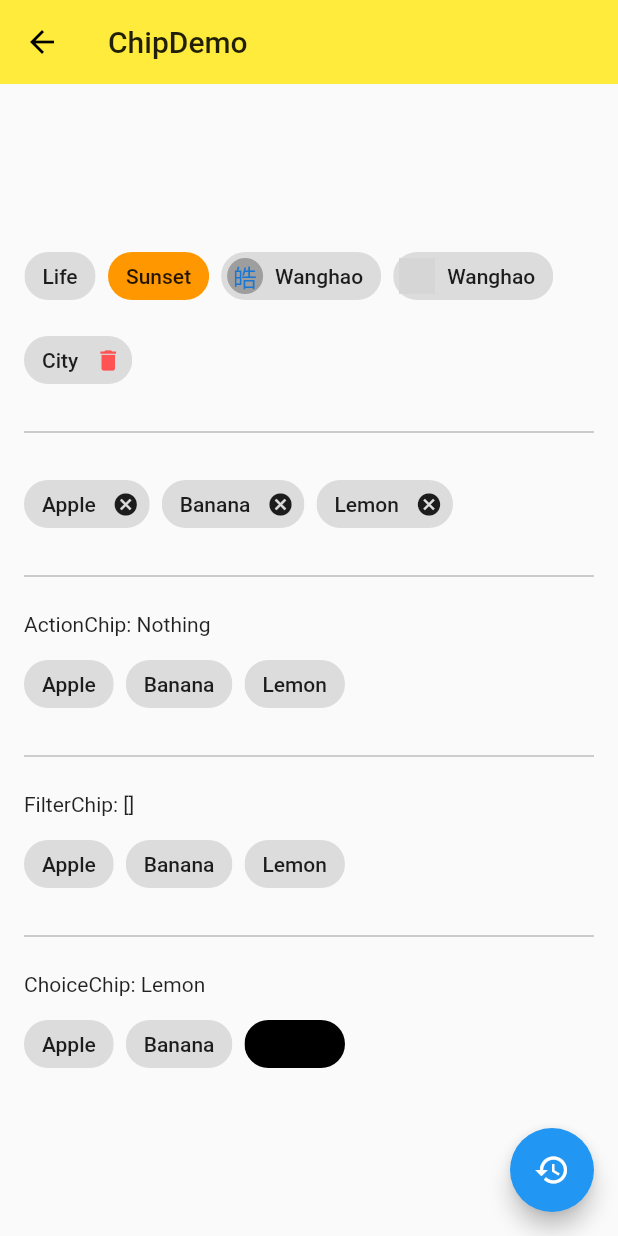
After one commit to lpeihan/flutter_demos, a Flutter app: the MaterialComponents screen opened by its route, after a tap on "Chip", on a phone screen of 412 x 824 dp. The commit adds this screen. Run offline on Flutter 3.47's test engine with Material 2 defaults, Android fonts, the phone set to English and light mode, and no system bars; network calls fail; grey boxes are pictures that could not be loaded.

```diff
--- /dev/null
+++ b/lib/demo/chip_demo.dart
@@ -0,0 +1,178 @@
+import 'package:flutter/material.dart';
+
+class ChipDemo extends StatefulWidget {
+  @override
+  _ChipDemoState createState() => _ChipDemoState();
+}
+
+class _ChipDemoState extends State<ChipDemo> {
+  List<String> _tags = [
+    'Apple',
+    'Banana',
+    'Lemon',
+  ];
+
+  String _action = 'Nothing';
+  List<String> _selected = [];
+  String _choice = 'Lemon';
+
+  @override
+  Widget build(BuildContext context) {
+    return Scaffold(
+      appBar: AppBar(
+        title: Text('ChipDemo'),
+        elevation: 0.0,
+      ),
+      body: Container(
+        padding: EdgeInsets.all(16.0),
+        child: Column(
+          mainAxisAlignment: MainAxisAlignment.center,
+          children: <Widget>[
+            Wrap(
+              spacing: 8.0,
+              runSpacing: 8.0,
+              children: <Widget>[
+                Chip(
+                  label: Text('Life'),
+                ),
+                Chip(
+                  label: Text('Sunset'),
+                  backgroundColor: Colors.orange,
+                ),
+                Chip(
+                  label: Text('Wanghao'),
+                  avatar: CircleAvatar(
+                    backgroundColor: Colors.grey,
+                    child: Text('皓'),
+                  ),
+                ),
+                Chip(
+                  label: Text('Wanghao'),
+                  avatar: CircleAvatar(
+                    backgroundImage: NetworkImage(
+                      'https://resources.ninghao.net/images/wanghao.jpg'
+                    ),
+                  ),
+                ),
+                Chip(
+                  label: Text('City'),
+                  onDeleted: () {},
+                  deleteIcon: Icon(Icons.delete),
+                  deleteIconColor: Colors.redAccent,
+                  deleteButtonTooltipMessage: 'Remove this tag',
+                ),
+                Divider(
+                  color: Colors.grey,
+                  height: 32.0,
+                  // indent: 32.0,
+                ),
+                Wrap(
+                  spacing: 8.0,
+                  children: _tags.map((tag) {
+                    return Chip(
+                      label: Text(tag),
+                      onDeleted: () {
+                        setState(() {
+                          _tags.remove(tag);
+                        });
+                      },
+                    );
+                  }).toList(),
+                ),
+                Divider(
+                  color: Colors.grey,
+                  height: 32.0,
+                  // indent: 32.0,
+                ),
+                Container(
+                  width: double.infinity,
+                  child: Text('ActionChip: $_action'),
+                ),
+                Wrap(
+                  spacing: 8.0,
+                  children: _tags.map((tag) {
+                    return ActionChip(
+                      label: Text(tag),
+                      onPressed: () {
+                        setState(() {
+                          _action = tag;
+                        });
+                      },
+                    );
+                  }).toList(),
+                ),
+                Divider(
+                  color: Colors.grey,
+                  height: 32.0,
+                  // indent: 32.0,
+                ),
+                Container(
+                  width: double.infinity,
+                  child: Text('FilterChip: ${_selected.toString()}'),
+                ),
+                Wrap(
+                  spacing: 8.0,
+                  children: _tags.map((tag) {
+                    return FilterChip(
+                      label: Text(tag),
+                      selected: _selected.contains(tag),
+                      onSelected: (value) {
+                        setState(() {
+                          if (_selected.contains(tag)) {
+                            _selected.remove(tag);
+                          } else {
+                            _selected.add(tag);
+                          }
+                        });
+                      },
+                    );
+                  }).toList(),
+                ),
+                Divider(
+                  color: Colors.grey,
+                  height: 32.0,
+                  // indent: 32.0,
+                ),
+                Container(
+                  width: double.infinity,
+                  child: Text('ChoiceChip: $_choice'),
+                ),
+                Wrap(
+                  spacing: 8.0,
+                  children: _tags.map((tag) {
+                    return ChoiceChip(
+                      label: Text(tag),
+                      selectedColor: Colors.black,
+                      selected: _choice == tag,
+                      onSelected: (value) {
+                        setState(() {
+                          _choice = tag;
+                        });
+                      },
+                    );
+                  }).toList(),
+                ),
+              ],
+            ),
+          ],
+        ),
+      ),
+      floatingActionButton: FloatingActionButton(
+        child: Icon(Icons.restore),
+        onPressed: () {
+          setState(() {
+            _tags = [
+              'Apple',
+              'Banana',
+              'Lemon',
+            ];
+
+            _selected = [];
+
+            _choice = 'Lemon';
+          });
+        },
+      ),
+    );
+  }
+}
--- a/lib/demo/material_components.dart
+++ b/lib/demo/material_components.dart
@@ -2,15 +2,20 @@ import 'package:flutter/material.dart';
 import 'alert_dialog_demo.dart';
 import 'bottom_sheet_demo.dart';
 import 'button_demo.dart';
+import 'card_demo.dart';
+import 'chip_demo.dart';
+import 'data_table_demo.dart';
 import 'date_time_demo.dart';
 import 'expansion_pane_demo.dart';
 import 'floating_action_button_demo.dart';
+import 'paginated_data_table.dart';
 import 'popup_menu_button.dart';
 import 'checkbox_demo.dart';
 import 'radio_demo.dart';
 import 'simple_dialog_demo.dart';
 import 'slider_demo.dart';
 import 'snack_bar_demo.dart';
+import 'stepper_demo.dart';
 import 'switch_demo.dart';
 
 class MaterialComponents extends StatelessWidget {
@@ -23,6 +28,11 @@ class MaterialComponents extends StatelessWidget {
       ),
       body: ListView(
         children: <Widget>[
+          ListItem(title: 'Stepper', page: StepperDemo()),
+          ListItem(title: 'Card', page: CardDemo()),
+          ListItem(title: 'PaginatedDataTable', page: PaginatedDataTableDemo()),
+          ListItem(title: 'DataTable', page: DataTableDemo()),
+          ListItem(title: 'Chip', page: ChipDemo()),
           ListItem(title: 'ExpansionPanel', page: ExpansionPanelDemo()),
           ListItem(title: 'SnackBar', page: SnackBarDemo()),
           ListItem(title: 'BottomSheet', page: BottomSheetDemo()),
--- a/lib/main.dart
+++ b/lib/main.dart
@@ -1,4 +1,5 @@
 import 'package:flutter/material.dart';
+import 'demo/animation_demo.dart';
 import 'demo/material_components.dart';
 import 'demo/form_demo.dart';
 import 'demo/just_demo.dart';
@@ -23,14 +24,15 @@ class MyApp extends StatelessWidget {
         highlightColor: Color.fromRGBO(255, 255, 255, 0.5),
         splashColor: Colors.white70
       ),
-      initialRoute: '/material',
+      initialRoute: '/animation',
       routes: {
         '/': (context) => HomePage(),
         '/about': (context) => Page(title: 'about'),
         '/sliver': (context) => SliverDemo(),
         '/just': (context) => JustDemo(),
         '/form': (context) => FormDemo(),
-        '/material': (context) => MaterialComponents()
+        '/material': (context) => MaterialComponents(),
+        '/animation': (context) => AnimationDemo()
       },
     );
   }
```
Also changed, not shown: lib/demo/animation_demo.dart (added, +105 -0 lines), lib/demo/card_demo.dart (added, +70 -0 lines), lib/demo/data_table_demo.dart (added, +78 -0 lines), lib/demo/paginated_data_table.dart (added, +102 -0 lines), lib/demo/stepper_demo.dart (added, +71 -0 lines).
